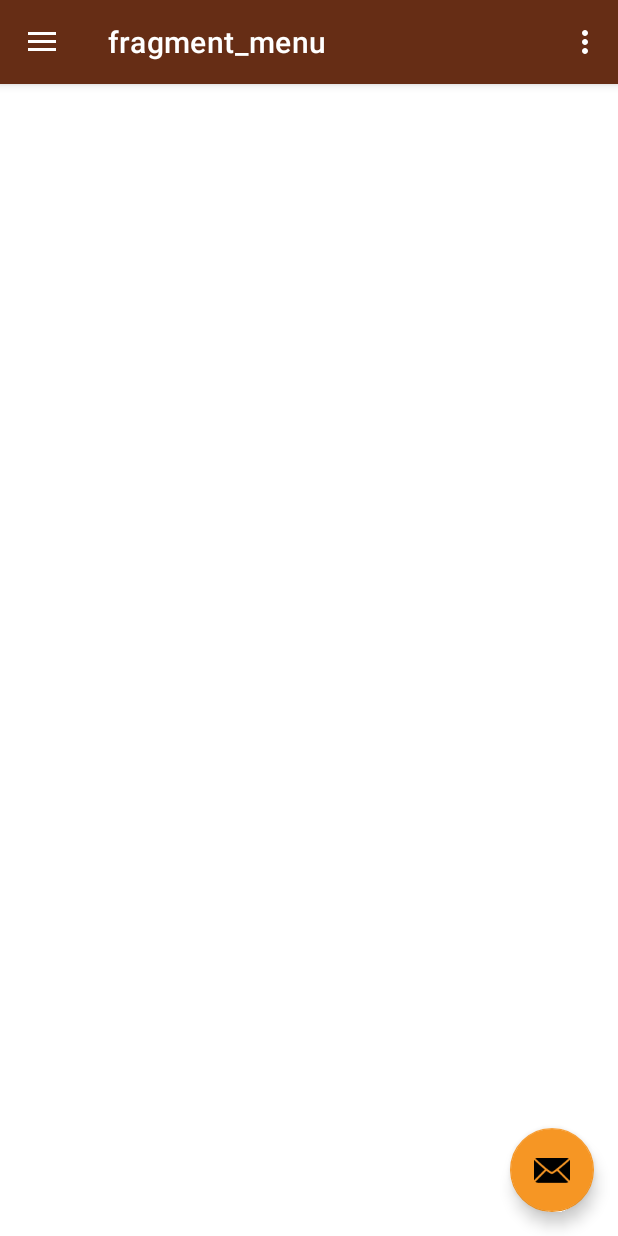
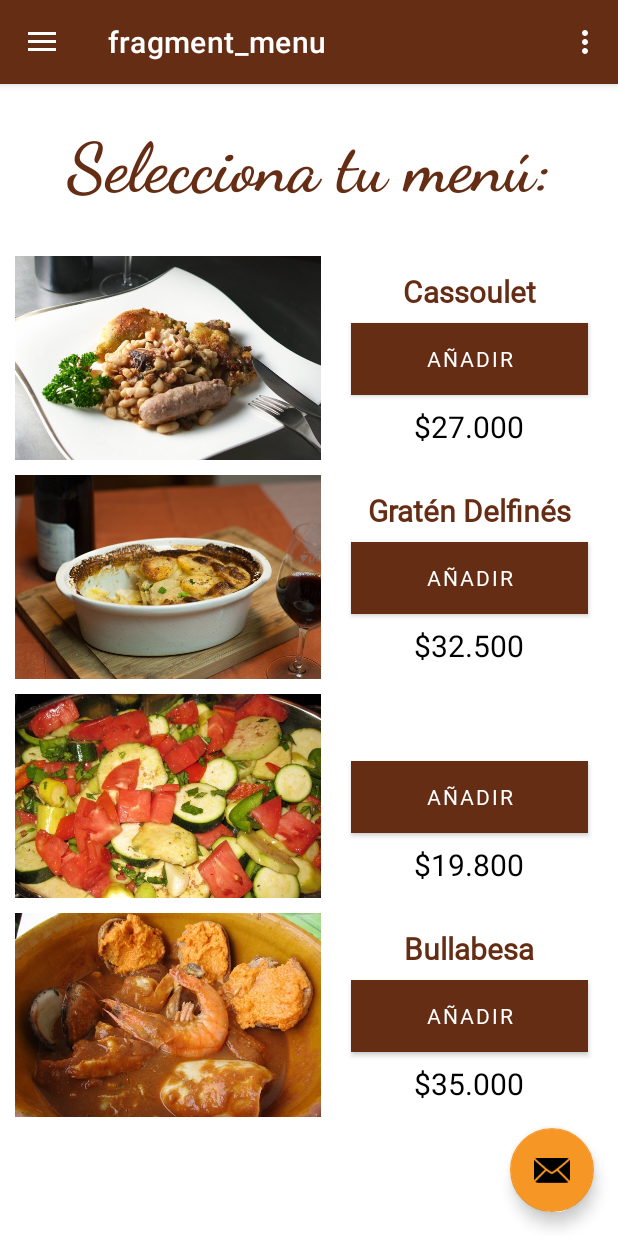
Before and after one commit to joswald123/RestaurantApp2, an Android app: the screen it shows after launch (MainActivity), in the side drawer, after a tap on "Menu", on a phone screen of 412 x 824 dp. Run offline under Robolectric (Android 15) with nearby library versions, the phone set to English and light mode, and no system bars; our stand-ins replace navigation-ui.

Commit message:
added menu_fragment layout

```diff
--- a/app/src/main/res/layout/fragment_menu.xml
+++ b/app/src/main/res/layout/fragment_menu.xml
@@ -4,16 +4,40 @@
     xmlns:tools="http://schemas.android.com/tools"
     android:layout_width="wrap_content"
     android:layout_height="wrap_content"
+    android:orientation="vertical"
+    android:gravity="center"
     android:background="#FFFFFF"
-    android:orientation="vertical"
-    tools:context=".MainActivity"
-    android:id="@+id/linearPadre">
+    tools:context=".MainActivity">
 
-    <!---
+    <LinearLayout
+        android:layout_width="wrap_content"
+        android:layout_height="wrap_content"
+        android:layout_marginTop="5dp"
+        android:orientation="vertical"
+        app:layout_constraintBottom_toBottomOf="parent"
+        app:layout_constraintEnd_toEndOf="parent"
+        app:layout_constraintStart_toStartOf="parent"
+        app:layout_constraintTop_toTopOf="parent">
+
+        <TextView
+            android:id="@+id/tvwMenu"
+            android:layout_width="match_parent"
+            android:layout_height="wrap_content"
+            android:paddingTop="15dp"
+            android:paddingBottom="25dp"
+            android:text="Selecciona tu menú:"
+            android:textAlignment="center"
+            android:fontFamily="@font/dancingscriptbold"
+            android:textAppearance="@style/TextAppearance.AppCompat.Large"
+            android:textColor="#662D15"
+            android:textSize="45sp"
+            android:textStyle="bold" />
+
         <LinearLayout
             android:layout_width="wrap_content"
             android:layout_height="match_parent"
             android:layout_marginTop="5dp"
+            android:gravity="center"
             android:layout_marginBottom="10dp"
             android:orientation="horizontal">
 
@@ -38,17 +62,16 @@
                         android:id="@+id/tvwCassoulet"
                         android:layout_width="match_parent"
                         android:layout_height="wrap_content"
-                        android:layout_marginStart="10dp"
+                        android:layout_marginStart="0dp"
                         android:inputType="textPersonName"
                         android:paddingTop="10dp"
                         android:paddingBottom="7dp"
                         android:text="Cassoulet"
                         android:textAlignment="center"
+                        android:fontFamily="@font/robotoregular"
                         android:textColor="#662D15"
                         android:textSize="20sp"
-                        android:textStyle="bold"
-                        android:layout_marginLeft="10dp"
-                        android:gravity="center_horizontal" />
+                        android:textStyle="bold" />
 
                     <Button
                         android:id="@+id/btnCassoulet"
@@ -57,6 +80,7 @@
                         android:layout_marginLeft="20dp"
                         android:layout_marginRight="20dp"
                         android:background="#F69624"
+                        android:fontFamily="@font/robotoregular"
                         android:text="Añadir" />
 
                     <TextView
@@ -72,8 +96,7 @@
                         android:textAlignment="center"
                         android:textColor="#000000"
                         android:textSize="20sp"
-                        android:textStyle="normal"
-                        android:gravity="center_horizontal" />
+                        android:textStyle="normal" />
 
                 </LinearLayout>
             </LinearLayout>
@@ -83,6 +106,7 @@
             android:layout_width="wrap_content"
             android:layout_height="wrap_content"
             android:layout_marginBottom="10dp"
+            android:gravity="center"
             android:orientation="horizontal">
 
             <ImageView
@@ -112,6 +136,7 @@
                         android:paddingBottom="7dp"
                         android:text="Gratén Delfinés"
                         android:textAlignment="center"
+                        android:fontFamily="@font/robotoregular"
                         android:textColor="#662D15"
                         android:textSize="20sp"
                         android:textStyle="bold" />
@@ -123,6 +148,7 @@
                         android:layout_marginLeft="20dp"
                         android:layout_marginRight="20dp"
                         android:background="#F69624"
+                        android:fontFamily="@font/robotoregular"
                         android:text="Añadir" />
 
                     <TextView
@@ -148,6 +174,7 @@
             android:layout_width="match_parent"
             android:layout_height="match_parent"
             android:layout_marginBottom="10dp"
+            android:gravity="center"
             android:orientation="horizontal">
 
             <ImageView
@@ -177,7 +204,8 @@
                         android:paddingBottom="7dp"
                         android:text="Ratatouille"
                         android:textAlignment="center"
-                        android:textColor="#662D15"
+                        android:fontFamily="@font/robotoregular"
+                        android:textColor="#00662D15"
                         android:textSize="20sp"
                         android:textStyle="bold" />
 
@@ -188,6 +216,7 @@
                         android:layout_marginLeft="20dp"
                         android:layout_marginRight="20dp"
                         android:background="#F69624"
+                        android:fontFamily="@font/robotoregular"
                         android:text="Añadir" />
 
                     <TextView
@@ -213,6 +242,7 @@
             android:layout_width="match_parent"
             android:layout_height="match_parent"
             android:layout_marginBottom="10dp"
+            android:gravity="center"
             android:orientation="horizontal">
 
             <ImageView
@@ -242,6 +272,7 @@
                         android:paddingBottom="7dp"
                         android:text="Bullabesa"
                         android:textAlignment="center"
+                        android:fontFamily="@font/robotoregular"
                         android:textColor="#662D15"
                         android:textSize="20sp"
                         android:textStyle="bold" />
@@ -253,6 +284,7 @@
                         android:layout_marginLeft="20dp"
                         android:layout_marginRight="20dp"
                         android:background="#F69624"
+                        android:fontFamily="@font/robotoregular"
                         android:text="Añadir" />
 
                     <TextView
@@ -274,6 +306,6 @@
             </LinearLayout>
         </LinearLayout>
 
-     -->
+    </LinearLayout>
 
 </LinearLayout>
```
